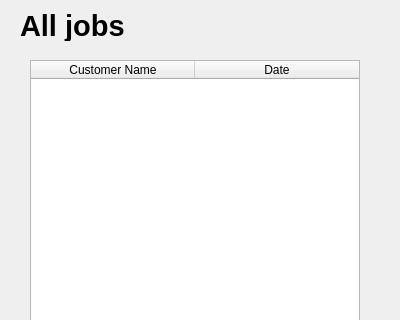
Above: dialogs/job/JobIndex.ui from supermaximo93/Computing_Project before the change; both pictures show x 0 to 400 and y 0 to 320 of the 400 by 543 pixel window. Below: the same form after it.
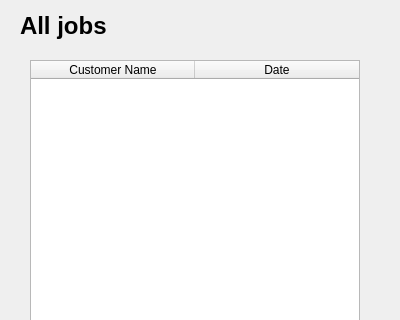
That is the form after the change.

```diff
--- a/dialogs/job/JobIndex.ui
+++ b/dialogs/job/JobIndex.ui
@@ -18,13 +18,13 @@
     <rect>
      <x>20</x>
      <y>10</y>
-     <width>121</width>
+     <width>371</width>
      <height>31</height>
     </rect>
    </property>
    <property name="font">
     <font>
-     <pointsize>22</pointsize>
+     <pointsize>18</pointsize>
      <weight>75</weight>
      <bold>true</bold>
     </font>
```
Left out of the diff: 2 changed lines with no effect on the pictures.
